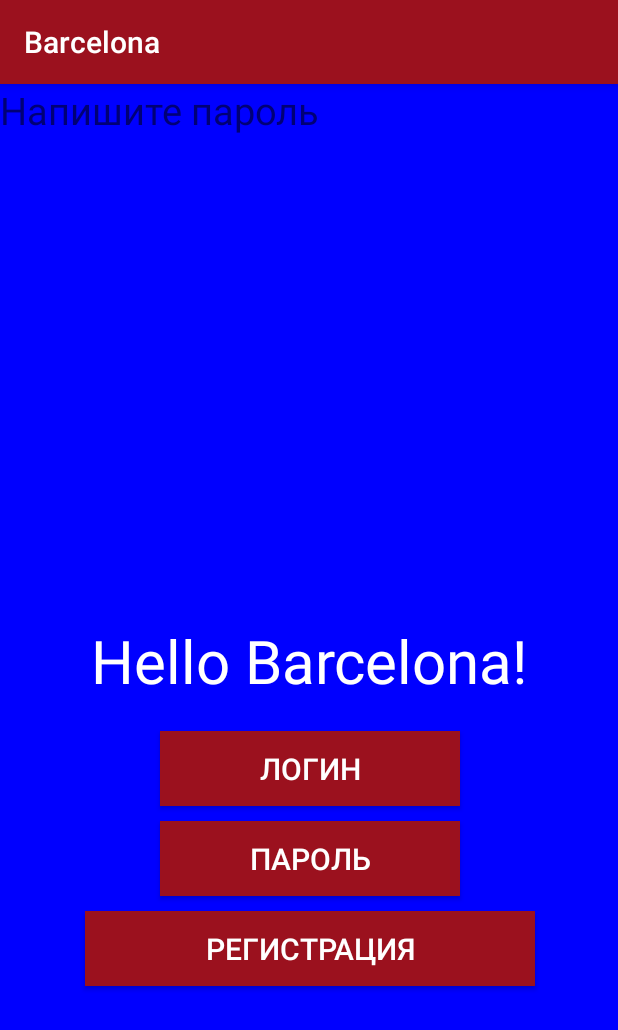
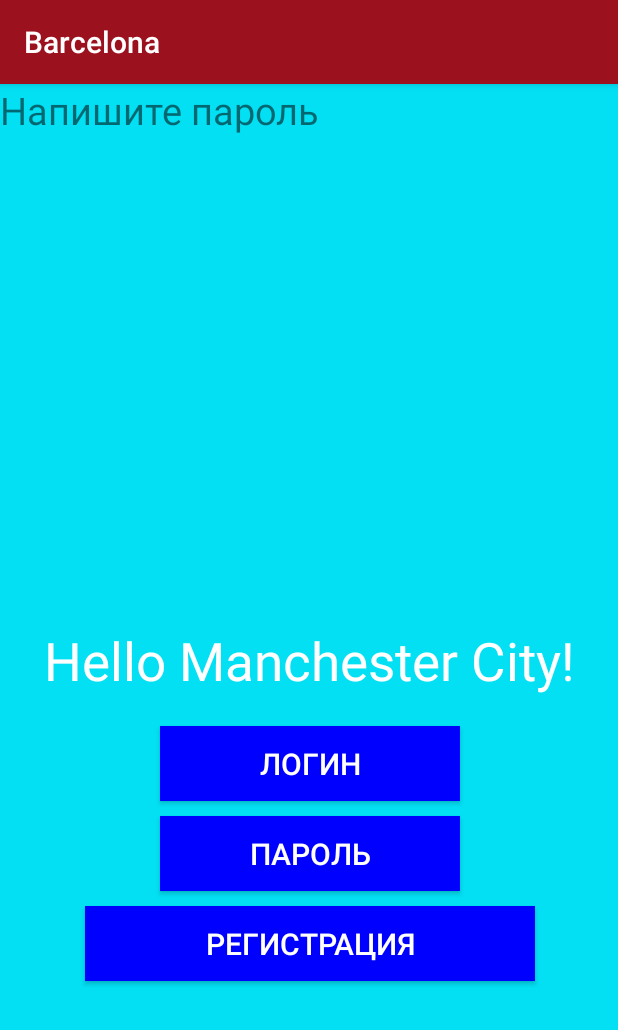
Before and after one commit to bakytkhamraev/cw.A.1Bar_MC, an Android app: the screen it shows after launch (MainActivity), on a phone screen of 412 x 824 dp. Shown: the top 1030 px of the screen. Run offline under Robolectric (Android 15) with nearby library versions, the phone set to English and light mode, and no system bars.

Commit message:
+Manchester_City

```diff
--- a/app/src/main/java/com/example/myapplication1/MainActivity.java
+++ b/app/src/main/java/com/example/myapplication1/MainActivity.java
@@ -16,8 +16,8 @@ public class MainActivity extends AppCompatActivity {
     @Override
     protected void onCreate(Bundle savedInstanceState) {
         super.onCreate(savedInstanceState);
-        setContentView(R.layout.activity_main);
-        textView=findViewById(R.id.one_tv);
+        setContentView(R.layout.manchester_city);
+     //   textView=findViewById(R.id.one_tv);
 
     }
 
@@ -38,4 +38,29 @@ public class MainActivity extends AppCompatActivity {
         }
         one=!one;
     }
+
+    @Override
+    protected void onPause() {
+        super.onPause();
+        Log.d("xexe","onPause");
+    }
+
+
+    @Override
+    protected void onResume() {
+        super.onResume();
+        Log.d("xexe","onResume");
+    }
+
+    @Override
+    protected void onStop() {
+        super.onStop();
+        Log.d("xexe","onStop");
+    }
+
+    @Override
+    protected void onStart() {
+        super.onStart();
+        Log.d("xexe","onStart");
+    }
 }
--- /dev/null
+++ b/app/src/main/res/layout/manchester_city.xml
@@ -0,0 +1,75 @@
+<?xml version="1.0" encoding="utf-8"?>
+<androidx.constraintlayout.widget.ConstraintLayout xmlns:android="http://schemas.android.com/apk/res/android"
+    xmlns:tools="http://schemas.android.com/tools"
+    xmlns:app="http://schemas.android.com/apk/res-auto"
+    android:orientation="vertical"
+    android:layout_width="match_parent"
+    android:layout_height="match_parent"
+    android:background="@color/color_sin"
+    tools:context=".MainActivity">
+
+
+    <TextView
+        android:id="@+id/one_tv"
+        android:layout_width="wrap_content"
+        android:layout_height="wrap_content"
+        android:text="Напишите пароль"
+        android:textSize="25sp"/>
+
+    <Button
+        android:id="@+id/login"
+        android:layout_width="200dp"
+        android:layout_height="50dp"
+        android:layout_marginTop="20dp"
+        android:background="@color/color_blue"
+        android:text="Логин"
+        android:textColor="@color/color_white"
+        android:textSize="20sp"
+        app:layout_constraintLeft_toLeftOf="@+id/hello_barcelona"
+        app:layout_constraintRight_toRightOf="@+id/hello_barcelona"
+        app:layout_constraintTop_toBottomOf="@+id/hello_barcelona" />
+
+    <Button
+        android:id="@+id/parol"
+        android:layout_width="200dp"
+        android:layout_height="50dp"
+        android:layout_marginTop="10dp"
+        android:background="@color/color_blue"
+        android:onClick="onOperationClick"
+        android:text="Пароль"
+        android:textColor="@color/color_white"
+        android:textSize="20sp"
+        app:layout_constraintLeft_toLeftOf="@+id/login"
+        app:layout_constraintRight_toRightOf="@+id/login"
+        app:layout_constraintTop_toBottomOf="@+id/login" />
+
+
+    <Button
+        android:layout_width="300dp"
+        android:layout_height="50dp"
+        android:layout_marginTop="10dp"
+        android:background="@color/color_blue"
+        android:text="Регистрация"
+        android:textColor="@color/color_white"
+        android:textSize="20sp"
+        app:layout_constraintLeft_toLeftOf="@+id/parol"
+        app:layout_constraintRight_toRightOf="@+id/parol"
+        app:layout_constraintTop_toBottomOf="@+id/parol" />
+
+
+    <TextView
+        android:id="@+id/hello_barcelona"
+        android:layout_width="wrap_content"
+        android:layout_height="wrap_content"
+        android:text="Hello Manchester City!"
+        android:textColor="@color/color_white"
+        android:textSize="35sp"
+        app:layout_constraintBottom_toBottomOf="parent"
+        app:layout_constraintLeft_toLeftOf="parent"
+        app:layout_constraintRight_toRightOf="parent"
+        app:layout_constraintTop_toTopOf="parent" />
+
+
+
+
+/</androidx.constraintlayout.widget.ConstraintLayout>
--- a/app/src/main/res/values/colors.xml
+++ b/app/src/main/res/values/colors.xml
@@ -3,5 +3,6 @@
     <color name="color_pomegranate">#9b111e</color>
     <color name="color_blue">#0000ff</color>
     <color name="color_white">#ffff</color>
+    <color name="color_sin">#03E0F4</color>
 
 </resources>
```
